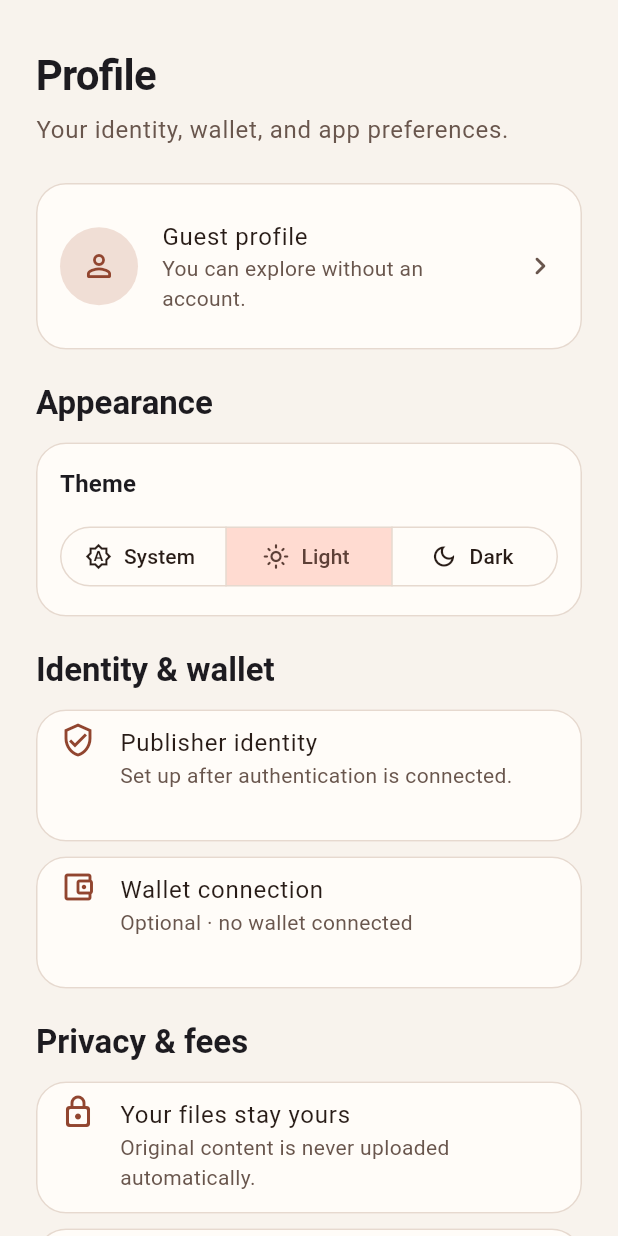
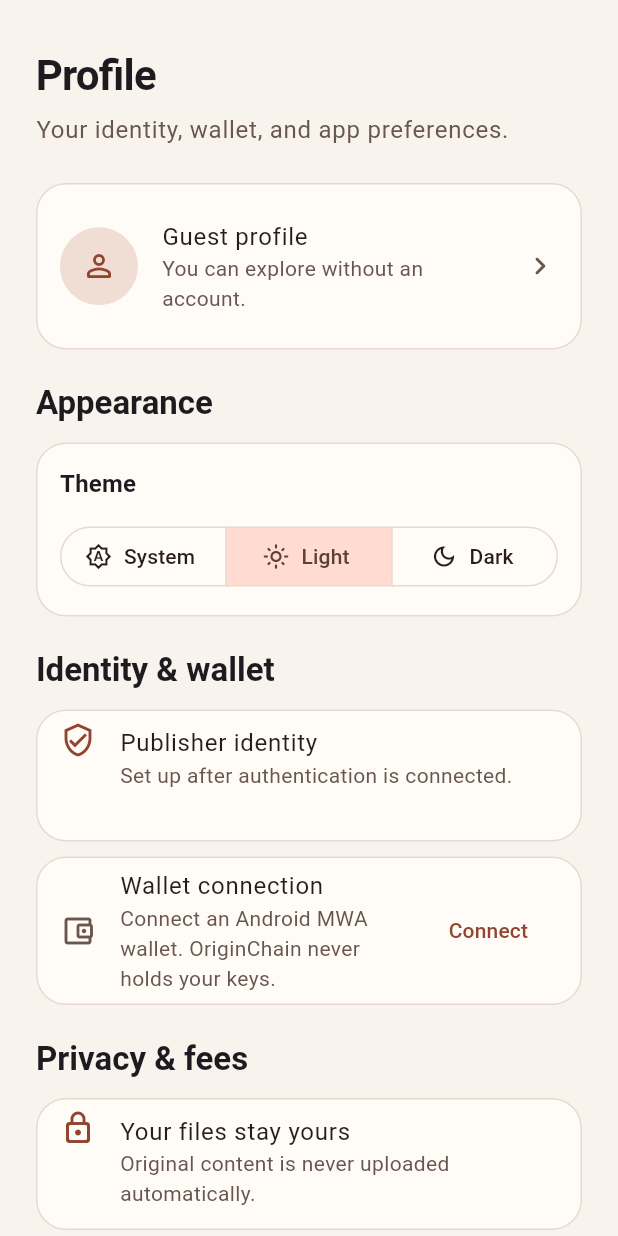
Before and after one commit to neuralnex/originchain-flutter, a Flutter app: the ProfileScreen widget shown alone on an empty page, opened directly with empty values, on a phone screen of 412 x 824 dp. Run offline on Flutter 3.47's test engine with Material 3 defaults, Android fonts, the phone set to English and light mode, and no system bars; our stand-ins replace file_picker, firebase_core, sqflite, sqflite_common_ffi_web; missing offline and left inert: solana, solana_mobile_client; accounts and stored records are empty.

Commit message:
Add Firebase configuration, Solana service, and wallet connection features; update dependencies and .gitignore

```diff
--- a/lib/features/profile/profile_screen.dart
+++ b/lib/features/profile/profile_screen.dart
@@ -1,6 +1,8 @@
 import 'package:flutter/material.dart';
 
-class ProfileScreen extends StatelessWidget {
+import '../../services/solana/origin_solana_service.dart';
+
+class ProfileScreen extends StatefulWidget {
   const ProfileScreen({
     required this.themeMode,
     required this.onThemeModeChanged,
@@ -11,7 +13,59 @@ class ProfileScreen extends StatelessWidget {
   final ValueChanged<ThemeMode> onThemeModeChanged;
 
   @override
+  State<ProfileScreen> createState() => _ProfileScreenState();
+}
+
+class _ProfileScreenState extends State<ProfileScreen> {
+  String? _walletAddress = OriginSolanaService.instance.connectedAddress;
+  bool _walletBusy = false;
+
+  bool get _supportsMwa =>
+      OriginSolanaService.instance.supportsMobileWalletAdapter;
+
+  Future<void> _connectWallet() async {
+    setState(() => _walletBusy = true);
+    try {
+      final address = await OriginSolanaService.instance.connectWallet();
+      if (!mounted) return;
+      setState(() => _walletAddress = address);
+      ScaffoldMessenger.of(
+        context,
+      ).showSnackBar(const SnackBar(content: Text('Devnet wallet connected.')));
+    } on WalletConnectionCancelled {
+      // A wallet cancellation is an expected user choice.
+    } on UnsupportedError catch (error) {
+      _showWalletError(error.message ?? 'Wallet connection is unavailable.');
+    } on StateError catch (error) {
+      _showWalletError(error.message);
+    } catch (_) {
+      _showWalletError('Could not connect to a wallet. Please try again.');
+    } finally {
+      if (mounted) setState(() => _walletBusy = false);
+    }
+  }
+
+  Future<void> _disconnectWallet() async {
+    setState(() => _walletBusy = true);
+    try {
+      await OriginSolanaService.instance.disconnectWallet();
+      if (mounted) setState(() => _walletAddress = null);
+    } catch (_) {
+      _showWalletError('Could not disconnect the wallet. Please try again.');
+    } finally {
+      if (mounted) setState(() => _walletBusy = false);
+    }
+  }
+
+  void _showWalletError(String message) {
+    if (!mounted) return;
+    ScaffoldMessenger.of(context)
+        .showSnackBar(SnackBar(content: Text(message)));
+  }
+
+  @override
   Widget build(BuildContext context) {
+    final widget = this.widget;
     final theme = Theme.of(context);
     return CustomScrollView(
       slivers: [
@@ -77,9 +131,9 @@ class ProfileScreen extends StatelessWidget {
                               icon: Icon(Icons.dark_mode_outlined),
                             ),
                           ],
-                          selected: {themeMode},
+                          selected: {widget.themeMode},
                           onSelectionChanged: (selected) =>
-                              onThemeModeChanged(selected.first),
+                              widget.onThemeModeChanged(selected.first),
                         ),
                       ),
                     ],
@@ -95,10 +149,35 @@ class ProfileScreen extends StatelessWidget {
                 detail: 'Set up after authentication is connected.',
               ),
               const SizedBox(height: 10),
-              const _SettingRow(
-                icon: Icons.account_balance_wallet_outlined,
-                title: 'Wallet connection',
-                detail: 'Optional · no wallet connected',
+              Card(
+                child: ListTile(
+                  leading: const Icon(Icons.account_balance_wallet_outlined),
+                  title: Text(
+                    _walletAddress == null
+                        ? 'Wallet connection'
+                        : 'Connected · Devnet',
+                  ),
+                  subtitle: Text(
+                    _walletAddress == null
+                        ? (_supportsMwa
+                              ? 'Connect an Android MWA wallet. OriginChain never holds your keys.'
+                              : 'Wallet connection is not available on this platform yet.')
+                        : _shortAddress(_walletAddress!),
+                  ),
+                  trailing: _walletBusy
+                      ? const SizedBox.square(
+                          dimension: 20,
+                          child: CircularProgressIndicator(strokeWidth: 2),
+                        )
+                      : TextButton(
+                          onPressed: _walletAddress == null
+                              ? (_supportsMwa ? _connectWallet : null)
+                              : _disconnectWallet,
+                          child: Text(
+                            _walletAddress == null ? 'Connect' : 'Disconnect',
+                          ),
+                        ),
+                ),
               ),
               const SizedBox(height: 22),
               Text('Privacy & fees', style: theme.textTheme.titleLarge),
@@ -131,6 +210,9 @@ class ProfileScreen extends StatelessWidget {
       ],
     );
   }
+
+  String _shortAddress(String address) =>
+      '${address.substring(0, 5)}…${address.substring(address.length - 5)}';
 }
 
 class _SettingRow extends StatelessWidget {
--- /dev/null
+++ b/lib/services/solana/origin_solana_service.dart
@@ -0,0 +1,75 @@
+import 'package:flutter/foundation.dart';
+import 'package:solana/solana.dart';
+import 'package:solana_mobile_client/solana_mobile_client.dart';
+
+class OriginSolanaService {
+  OriginSolanaService._();
+
+  static final OriginSolanaService instance = OriginSolanaService._();
+
+  static const cluster = 'devnet';
+  static final SolanaClient _client = SolanaClient(
+    rpcUrl: Uri.parse('https://api.devnet.solana.com'),
+    websocketUrl: Uri.parse('wss://api.devnet.solana.com'),
+  );
+
+  String? _authToken;
+  String? connectedAddress;
+
+  bool get supportsMobileWalletAdapter =>
+      !kIsWeb && defaultTargetPlatform == TargetPlatform.android;
+
+  Future<String> connectWallet() async {
+    if (!supportsMobileWalletAdapter) {
+      throw UnsupportedError(
+        'Solana Mobile Wallet Adapter is currently available on Android only.',
+      );
+    }
+    if (!await LocalAssociationScenario.isAvailable()) {
+      throw StateError('No compatible Solana wallet is installed.');
+    }
+
+    final scenario = await LocalAssociationScenario.create();
+    try {
+      await scenario.startActivityForResult(null);
+      final wallet = await scenario.start();
+      final authorization = await wallet.authorize(
+        identityName: 'OriginChain',
+        cluster: cluster,
+      );
+      if (authorization == null) {
+        throw const WalletConnectionCancelled();
+      }
+
+      _authToken = authorization.authToken;
+      connectedAddress = Ed25519HDPublicKey(authorization.publicKey).toBase58();
+      return connectedAddress!;
+    } finally {
+      await scenario.close();
+    }
+  }
+
+  Future<void> disconnectWallet() async {
+    final authToken = _authToken;
+    _authToken = null;
+    connectedAddress = null;
+    if (authToken == null || !supportsMobileWalletAdapter) return;
+
+    final scenario = await LocalAssociationScenario.create();
+    try {
+      await scenario.startActivityForResult(null);
+      final wallet = await scenario.start();
+      await wallet.deauthorize(authToken: authToken);
+    } finally {
+      await scenario.close();
+    }
+  }
+
+  Future<int> getBalanceLamports(String address) async {
+    return (await _client.rpcClient.getBalance(address)).value;
+  }
+}
+
+class WalletConnectionCancelled implements Exception {
+  const WalletConnectionCancelled();
+}
--- a/pubspec.yaml
+++ b/pubspec.yaml
@@ -46,6 +46,8 @@ dependencies:
   firebase_messaging: ^17.1.0
   firebase_app_check: ^0.5.2
   firebase_crashlytics: ^6.1.0
+  solana: 0.31.2+1
+  solana_mobile_client: 0.1.2
 
 dev_dependencies:
   flutter_test:
```
Also changed, not shown: firebase.json, pubspec.lock, 3 other files.
